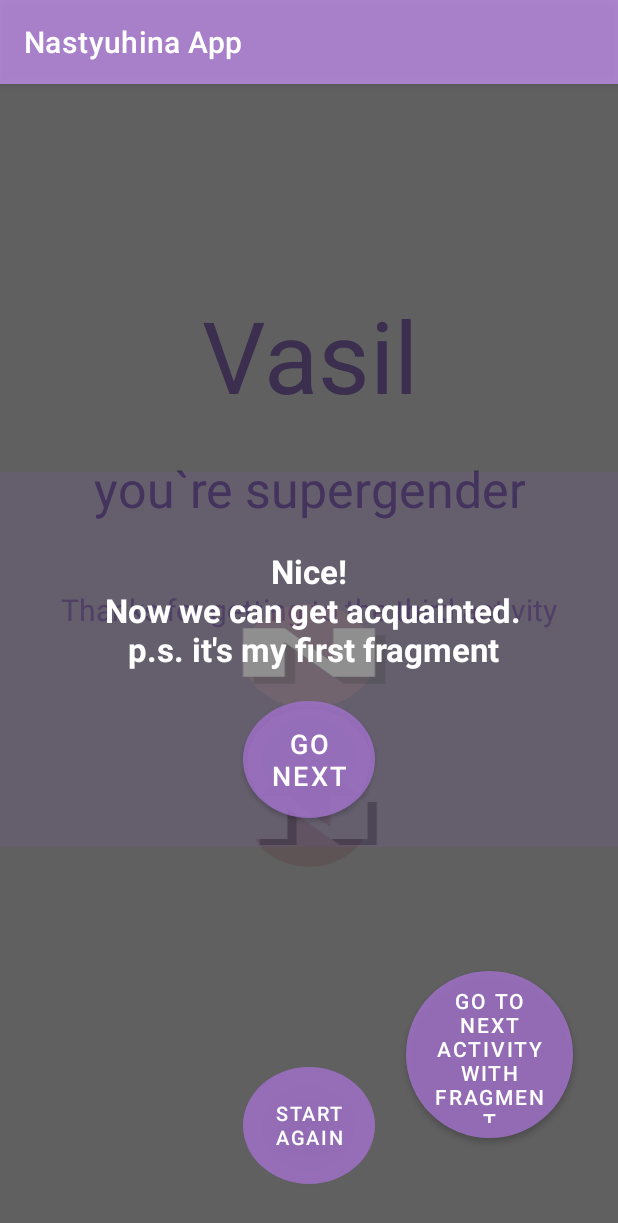
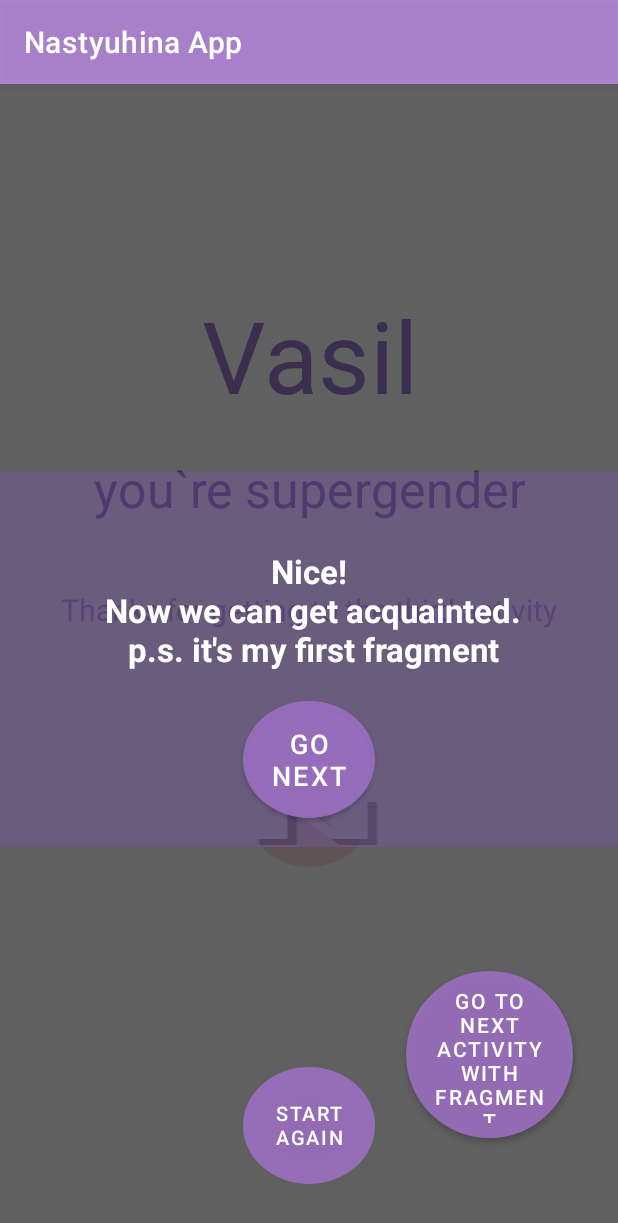
Before and after one commit to NastyuMi/Kotlin-XML, an Android app: the FirstFragment screen opened directly, with no data from a screen before it, on a phone screen of 412 x 824 dp. Shown: the top 1223 px of the screen. Run offline under Robolectric (Android 15) with nearby library versions, the phone set to English and light mode, and no system bars.

Commit message:
Lab7 (add Fragments)

```diff
--- a/app/src/main/res/layout/fragment_first.xml
+++ b/app/src/main/res/layout/fragment_first.xml
@@ -13,10 +13,10 @@
         android:layout_width="match_parent"
         android:layout_height="wrap_content"
         android:minHeight="250dp"
-        android:background="@color/maincolorfragment"
+        android:background="@color/maincolor"
         android:layout_gravity="center"
         android:alpha="0.3"
-        android:src="@drawable/ic_launcher_foreground" />
+        />
 
     <TextView
         android:layout_width="match_parent"
```
